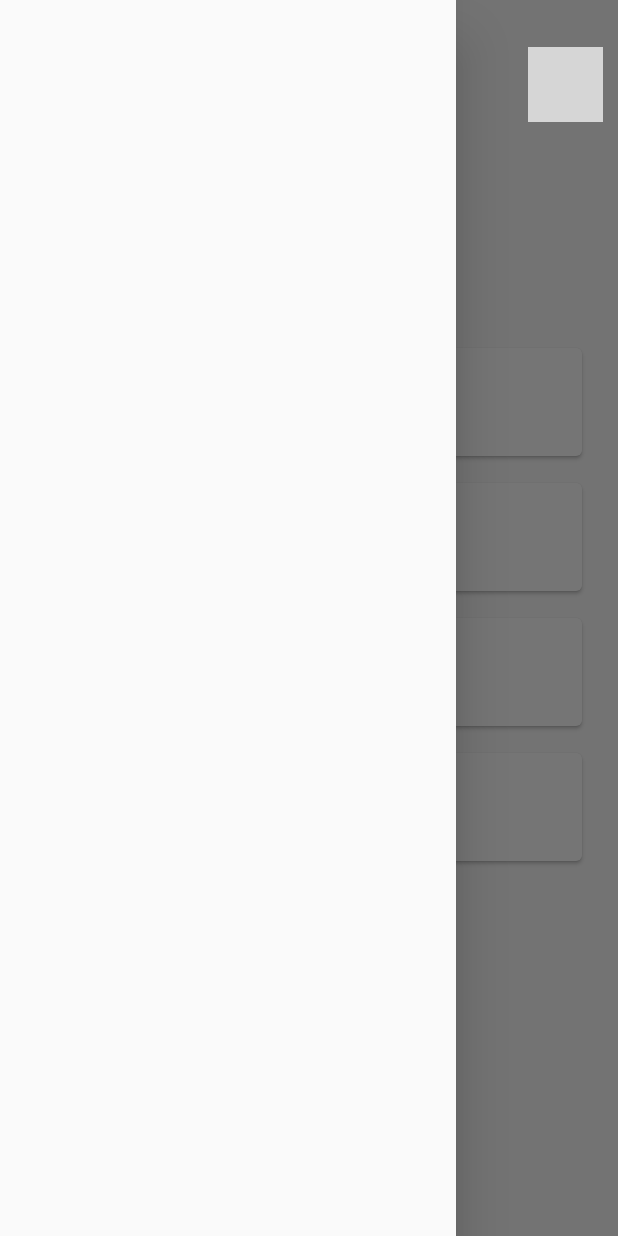
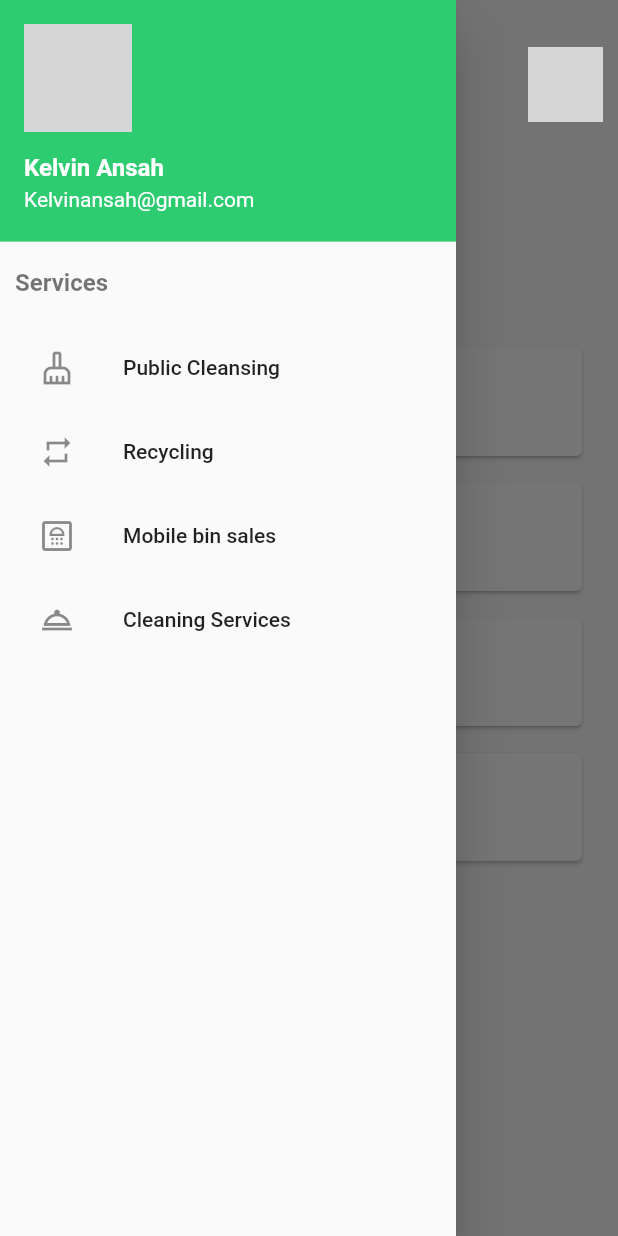
Before and after one commit to ansahkelvin/waste-ninja, a Flutter app: the HomePage screen opened directly, with the side drawer open, on a phone screen of 412 x 824 dp. Run offline on Flutter 3.47's test engine with Material 2 defaults, Android fonts, the phone set to English and light mode, and no system bars; our stand-ins replace lottie; missing offline and left inert: floating_navbar; network calls fail; grey boxes are pictures that could not be loaded.

Commit message:
Drawer implemented

```diff
--- a/lib/main.dart
+++ b/lib/main.dart
@@ -12,7 +12,7 @@ class MyApp extends StatelessWidget {
       debugShowCheckedModeBanner: false,
       title: 'Waste Ninja',
       theme: ThemeData(
-        primarySwatch: Colors.blue,
+        primarySwatch: Colors.green,
       ),
       home: SplashScreen(),
     );
--- a/lib/screen/bottom_controller.dart
+++ b/lib/screen/bottom_controller.dart
@@ -16,7 +16,10 @@ class BottomController extends StatelessWidget {
         unselectedIconColor: Colors.grey,
         items: [
           FloatingNavBarItem(
-              iconData: CupertinoIcons.home, page: HomePage(), title: 'Home'),
+            iconData: CupertinoIcons.home,
+            page: HomePage(),
+            title: 'Home',
+          ),
           FloatingNavBarItem(
             iconData: CupertinoIcons.doc_on_clipboard,
             page: Bookings(),
--- /dev/null
+++ b/lib/screen/drawer.dart
@@ -0,0 +1,73 @@
+import 'package:flutter/cupertino.dart';
+import 'package:flutter/material.dart';
+import 'package:wasteninja/helper/color.dart';
+import 'package:wasteninja/widget/custom_card.dart';
+
+class CustomDrawer extends StatelessWidget {
+  const CustomDrawer({Key? key}) : super(key: key);
+
+  @override
+  Widget build(BuildContext context) {
+    return Drawer(
+      child: ListView(
+        children: [
+          UserAccountsDrawerHeader(
+            decoration: BoxDecoration(color: kprimaryLight),
+            margin: EdgeInsets.zero,
+            accountName: Text(
+              "Kelvin Ansah",
+              style: TextStyle(
+                color: Colors.white,
+                fontSize: 16,
+                fontWeight: FontWeight.bold,
+              ),
+            ),
+            accountEmail: Text("Kelvinansah@gmail.com"),
+            currentAccountPicture: CircleAvatar(
+              backgroundImage: NetworkImage(
+                "https://images.unsplash.com/photo-1563453392212-326f5e854473?ixid=MnwxMjA3fDB8MHxwaG90by1wYWdlfHx8fGVufDB8fHx8&ixlib=rb-1.2.1&auto=format&fit=crop&w=1350&q=80",
+              ),
+            ),
+          ),
+          Padding(
+            padding: const EdgeInsets.only(top: 18.0, left: 10),
+            child: Column(
+              crossAxisAlignment: CrossAxisAlignment.start,
+              children: [
+                Text(
+                  "Services",
+                  style: TextStyle(
+                    color: Colors.black54,
+                    fontSize: 16,
+                    fontWeight: FontWeight.bold,
+                  ),
+                ),
+                SizedBox(
+                  height: 19,
+                ),
+                ListTile(
+                  leading: Icon(
+                    Icons.cleaning_services_outlined,
+                  ),
+                  title: Text("Public Cleansing"),
+                ),
+                ListTile(
+                  leading: Icon(Icons.repeat_outlined),
+                  title: Text("Recycling"),
+                ),
+                ListTile(
+                  leading: Icon(Icons.bathroom_outlined),
+                  title: Text("Mobile bin sales"),
+                ),
+                ListTile(
+                  leading: Icon(Icons.room_service_outlined),
+                  title: Text("Cleaning Services"),
+                )
+              ],
+            ),
+          )
+        ],
+      ),
+    );
+  }
+}
--- a/lib/screen/homePage.dart
+++ b/lib/screen/homePage.dart
@@ -1,6 +1,7 @@
 import 'package:flutter/cupertino.dart';
 import 'package:flutter/material.dart';
 import 'package:lottie/lottie.dart';
+import 'package:wasteninja/screen/drawer.dart';
 import 'package:wasteninja/widget/custom_card.dart';
 
 class HomePage extends StatefulWidget {
@@ -16,7 +17,7 @@ class _HomePageState extends State<HomePage> {
   Widget build(BuildContext context) {
     return Scaffold(
       key: scaffoldKey,
-      drawer: Drawer(),
+      drawer: CustomDrawer(),
       body: SafeArea(
         child: Padding(
           padding: EdgeInsets.symmetric(
@@ -62,7 +63,8 @@ class _HomePageState extends State<HomePage> {
                 shape: BoxShape.circle,
                 image: DecorationImage(
                   image: NetworkImage(
-                      "https://images.unsplash.com/photo-1563453392212-326f5e854473?ixid=MnwxMjA3fDB8MHxwaG90by1wYWdlfHx8fGVufDB8fHx8&ixlib=rb-1.2.1&auto=format&fit=crop&w=1350&q=80"),
+                    "https://images.unsplash.com/photo-1563453392212-326f5e854473?ixid=MnwxMjA3fDB8MHxwaG90by1wYWdlfHx8fGVufDB8fHx8&ixlib=rb-1.2.1&auto=format&fit=crop&w=1350&q=80",
+                  ),
                   fit: BoxFit.cover,
                 ),
               ),
```
